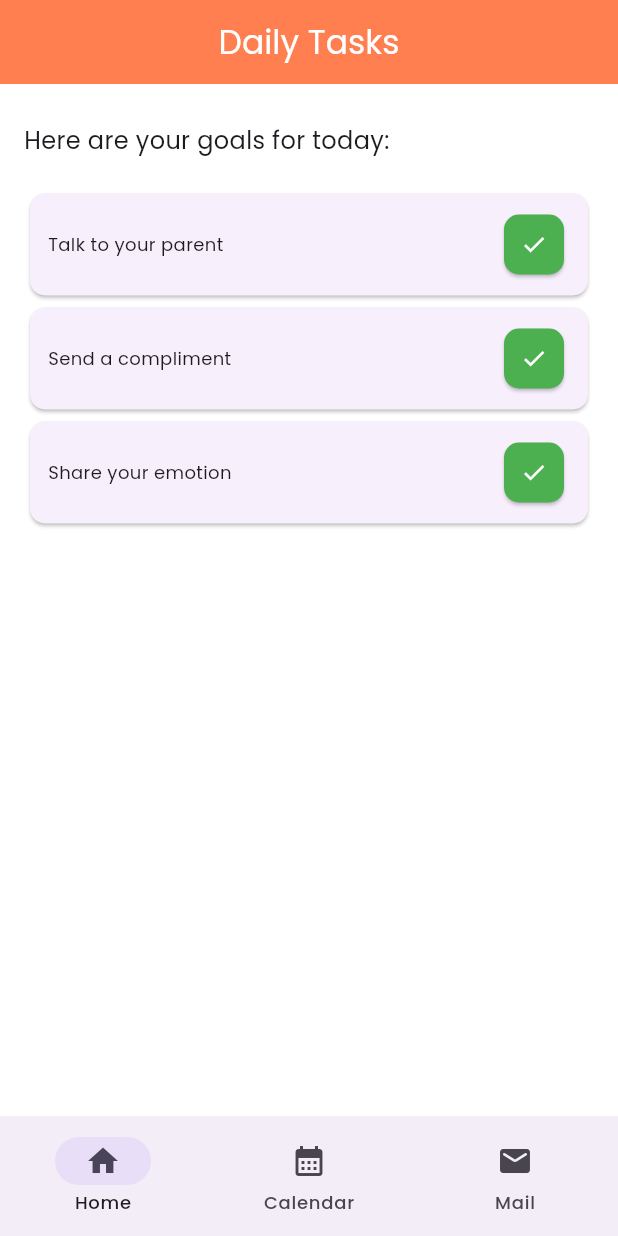
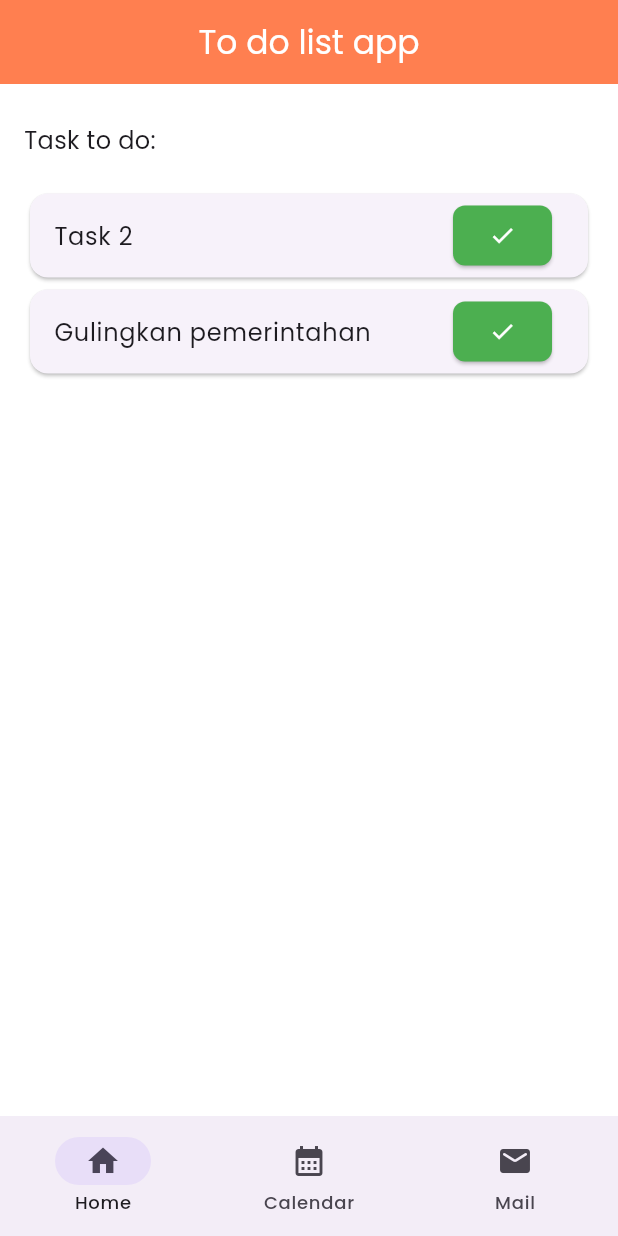
Before and after one commit to AndrewSebastianH/thesis-frontend, a Flutter app: the HomePage screen opened by its route, after a tap on the "check" icon, on a phone screen of 412 x 824 dp. Run offline on Flutter 3.47's test engine with Material 3 defaults, Android fonts, the phone set to English and light mode, and no system bars; our stand-ins replace flutter_dotenv, flutter_otp_text_field, go_router, google_fonts, shared_preferences; accounts and stored records are empty.

Commit message:
feat: moved api call functions into service, mood tracker dialog

```diff
--- a/thesis_frontend/lib/screens/main/home_page.dart
+++ b/thesis_frontend/lib/screens/main/home_page.dart
@@ -1,19 +1,127 @@
 import 'package:flutter/material.dart';
+import 'package:shared_preferences/shared_preferences.dart';
+import 'package:http/http.dart' as http;
 
-class HomePage extends StatelessWidget {
+class HomePage extends StatefulWidget {
   const HomePage({super.key});
 
   @override
+  State<HomePage> createState() => _HomePageState();
+}
+
+class _HomePageState extends State<HomePage> {
+  List<Map<String, dynamic>> tasks = [
+    {'title': 'Task 1', 'completed': false},
+    {'title': 'Task 2', 'completed': false},
+    {'title': 'Gulingkan pemerintahan', 'completed': false},
+  ];
+
+  @override
+  void initState() {
+    super.initState();
+    _checkMoodScreen();
+  }
+
+  Future<void> _checkMoodScreen() async {
+    final prefs = await SharedPreferences.getInstance();
+    final now = DateTime.now();
+    final currentDate = "${now.year}-${now.month}-${now.day}";
+    final lastShownDate = prefs.getString('lastMoodScreenDate');
+
+    if (lastShownDate != currentDate && now.hour >= 15) {
+      WidgetsBinding.instance.addPostFrameCallback((_) {
+        _showMoodDialog();
+      });
+    }
+  }
+
+  void _showMoodDialog() {
+    showDialog(
+      context: context,
+      barrierDismissible: false, // Force user to pick a mood
+      builder: (BuildContext context) {
+        return AlertDialog(
+          title: const Text("How are you feeling today?"),
+          content: Column(
+            mainAxisSize: MainAxisSize.min,
+            children: [
+              _buildMoodButton("Happy", "😊"),
+              _buildMoodButton("Neutral", "😐"),
+              _buildMoodButton("Sad", "😢"),
+            ],
+          ),
+        );
+      },
+    );
+  }
+
+  Widget _buildMoodButton(String mood, String emoji) {
+    return Padding(
+      padding: const EdgeInsets.symmetric(vertical: 6.0),
+      child: ElevatedButton(
+        style: ElevatedButton.styleFrom(
+          minimumSize: const Size.fromHeight(45),
+          backgroundColor: const Color(0xFFFF7F50),
+          foregroundColor: Colors.white,
+        ),
+        onPressed: () => _submitMood(mood.toLowerCase()),
+        child: Row(
+          mainAxisAlignment: MainAxisAlignment.center,
+          children: [
+            Text("$emoji $mood", style: const TextStyle(fontSize: 18)),
+          ],
+        ),
+      ),
+    );
+  }
+
+  Future<void> _submitMood(String mood) async {
+    Navigator.pop(context); // Close dialog
+
+    // Store that we've shown the mood screen today
+    final prefs = await SharedPreferences.getInstance();
+    final now = DateTime.now();
+    final currentDate = "${now.year}-${now.month}-${now.day}";
+    await prefs.setString('lastMoodScreenDate', currentDate);
+
+    // Send mood to backend
+    try {
+      final response = await http.post(
+        Uri.parse('https://your-api-url.com/api/mood'),
+        headers: {'Content-Type': 'application/json'},
+        body: '{"mood": "$mood"}',
+      );
+
+      if (response.statusCode == 200) {
+        ScaffoldMessenger.of(
+          context,
+        ).showSnackBar(SnackBar(content: Text("Mood submitted: $mood")));
+      } else {
+        throw Exception("Failed to submit mood");
+      }
+    } catch (e) {
+      ScaffoldMessenger.of(
+        context,
+      ).showSnackBar(const SnackBar(content: Text("Failed to submit mood")));
+    }
+  }
+
+  void completeTask(int index) {
+    setState(() {
+      tasks[index]['completed'] = true;
+    });
+  }
+
+  @override
   Widget build(BuildContext context) {
-    final tasks = [
-      {'title': 'Talk to your parent', 'completed': false},
-      {'title': 'Send a compliment', 'completed': false},
-      {'title': 'Share your emotion', 'completed': false},
-    ];
+    final incompleteTasks = tasks.where((task) => !task['completed']).toList();
 
     return Scaffold(
       appBar: AppBar(
-        title: const Text("Daily Tasks", style: TextStyle(color: Colors.white)),
+        title: const Text(
+          "To do list app",
+          style: TextStyle(color: Colors.white),
+        ),
         centerTitle: true,
         backgroundColor: const Color(0xFFFF7F50),
       ),
@@ -23,15 +131,15 @@ class HomePage extends StatelessWidget {
           crossAxisAlignment: CrossAxisAlignment.start,
           children: [
             const SizedBox(height: 10),
-
-            // Conditional rendering starts here
-            tasks.isEmpty
-                ? Expanded(
-                  child: Center(
+            const Text("Task to do:", style: TextStyle(fontSize: 16)),
+            const SizedBox(height: 20),
+            Expanded(
+              child:
+                  incompleteTasks.isEmpty
+                      ? const Center(
                         child: Column(
                           mainAxisAlignment: MainAxisAlignment.center,
-                      crossAxisAlignment: CrossAxisAlignment.center,
-                      children: const [
+                          children: [
                             Text("🎉", style: TextStyle(fontSize: 48)),
                             SizedBox(height: 12),
                             Text(
@@ -44,60 +152,30 @@ class HomePage extends StatelessWidget {
                             ),
                           ],
                         ),
+                      )
+                      : ListView.builder(
+                        itemCount: incompleteTasks.length,
+                        itemBuilder: (context, index) {
+                          final task = incompleteTasks[index];
+                          final originalIndex = tasks.indexOf(task);
+                          return Card(
+                            shape: RoundedRectangleBorder(
+                              borderRadius: BorderRadius.circular(12),
                             ),
-                )
-                : Expanded(
-                  child: Column(
-                    crossAxisAlignment: CrossAxisAlignment.start,
-                    children: [
-                      const Text(
-                        "Here are your goals for today:",
-                        style: TextStyle(fontSize: 16),
-                      ),
-                      const SizedBox(height: 20),
-                      Expanded(
-                        child: ListView.builder(
-                          itemCount: tasks.length,
-                          itemBuilder: (context, index) {
-                            final task = tasks[index];
-                            return Card(
-                              color: const Color(0xFFF7EFFC),
-                              shape: RoundedRectangleBorder(
-                                borderRadius: BorderRadius.circular(10),
-                              ),
-                              child: Padding(
-                                padding: const EdgeInsets.symmetric(
-                                  horizontal: 12,
-                                  vertical: 10,
-                                ),
-                                child: Row(
-                                  mainAxisAlignment:
-                                      MainAxisAlignment.spaceBetween,
-                                  children: [
-                                    Text(
-                                      task['title'] as String,
-                                      style: const TextStyle(fontSize: 12),
-                                    ),
-                                    ElevatedButton(
-                                      onPressed: () {
-                                        // Complete task logic here
-                                      },
+                            child: ListTile(
+                              title: Text(task['title']),
+                              trailing: ElevatedButton(
+                                onPressed: () => completeTask(originalIndex),
                                 style: ElevatedButton.styleFrom(
                                   backgroundColor: Colors.green,
                                   shape: RoundedRectangleBorder(
-                                          borderRadius: BorderRadius.circular(
-                                            10,
+                                    borderRadius: BorderRadius.circular(8),
                                   ),
-                                        ),
-                                        minimumSize: const Size(40, 40),
-                                        padding: EdgeInsets.zero,
                                 ),
                                 child: const Icon(
                                   Icons.check,
                                   color: Colors.white,
                                 ),
-                                    ),
-                                  ],
                               ),
                             ),
                           );
@@ -107,9 +185,6 @@ class HomePage extends StatelessWidget {
           ],
         ),
       ),
-          ],
-        ),
-      ),
     );
   }
 }
```
Also changed, not shown: thesis_frontend/lib/providers/auth_provider.dart (+15 -45 lines), thesis_frontend/lib/services/auth_api_service.dart (added, +38 -0 lines), thesis_frontend/lib/services/mood_api_service.dart (added, +23 -0 lines), thesis_frontend/lib/widgets/mood_screen.dart (added, +54 -0 lines), thesis_frontend/lib/screens/main/calendar_page.dart (added). Lines whose indentation alone changed are shown as unchanged.
